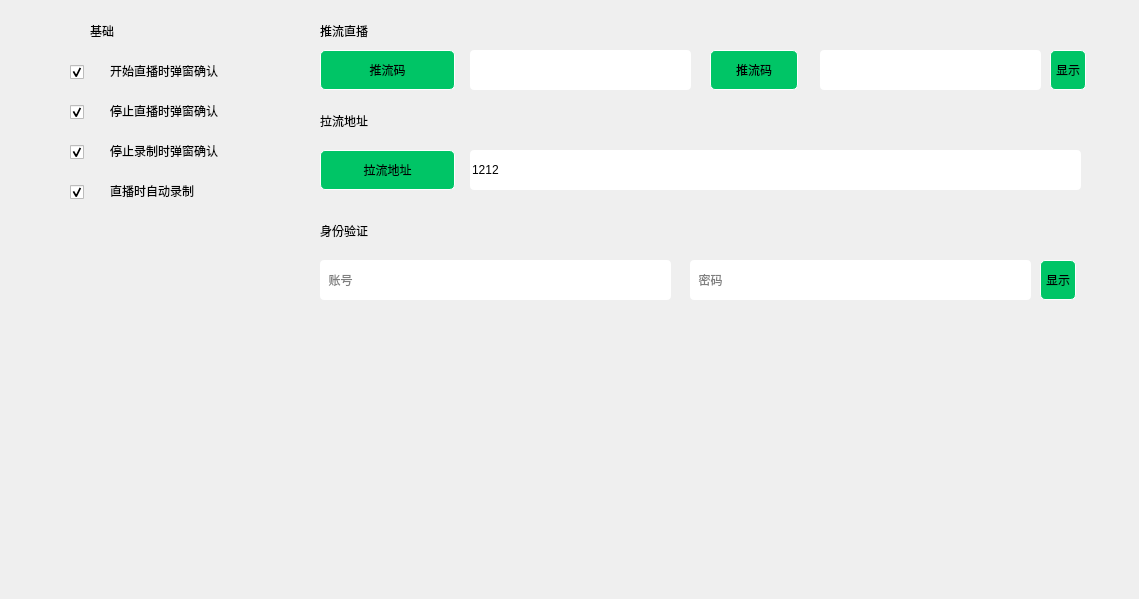
huangjingpei/myobs, file UI/gbs/bizWidgets/GBSBizSettingBasic.ui: the form before one commit.
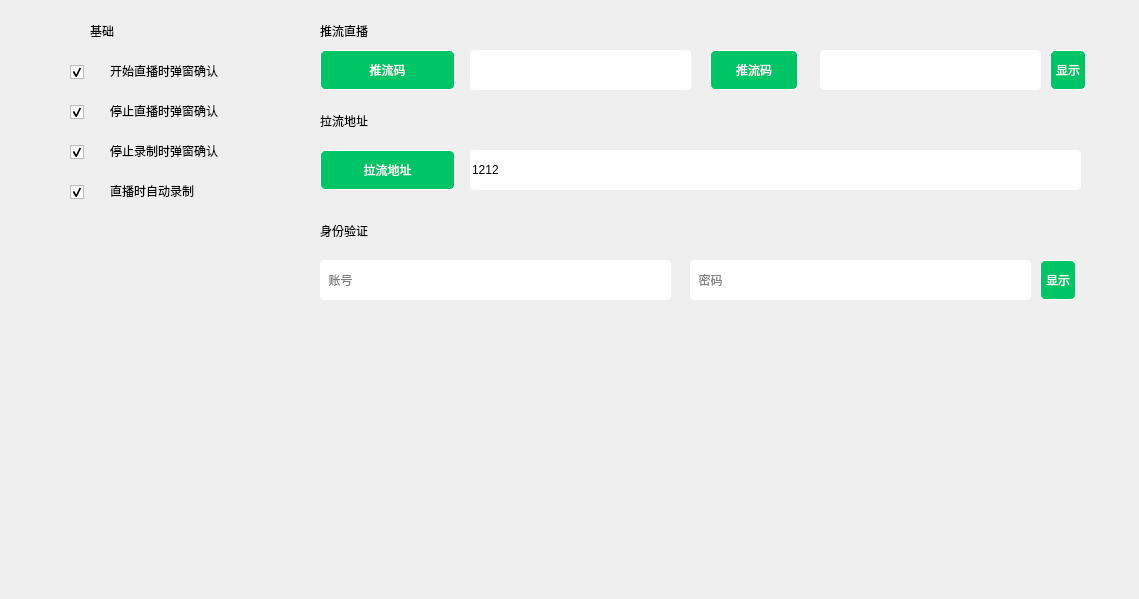
The form after the commit.

Commit message: add the gif when loading OBS basic settings.

What changed in the file:
```diff
--- a/UI/gbs/bizWidgets/GBSBizSettingBasic.ui
+++ b/UI/gbs/bizWidgets/GBSBizSettingBasic.ui
@@ -200,7 +200,9 @@
     <property name="styleSheet">
      <string notr="true">background-color:#00C566;
 border: 1px solid white;
-border-radius:5px;</string>
+border-radius:5px;
+font-size:12px;
+color:#FFFFFF</string>
     </property>
     <property name="text">
      <string>推流码</string>
@@ -218,7 +220,9 @@
     <property name="styleSheet">
      <string notr="true">background-color:#00C566;
 border: 1px solid white;
-border-radius:5px;</string>
+border-radius:5px;
+font-size:12px;
+color:#FFFFFF</string>
     </property>
     <property name="text">
      <string>推流码</string>
@@ -262,7 +266,9 @@
     <property name="styleSheet">
      <string notr="true">background-color:#00C566;
 border: 1px solid white;
-border-radius:5px;</string>
+border-radius:5px;
+font-size:12px;
+color:#FFFFFF</string>
     </property>
     <property name="text">
      <string>显示</string>
@@ -293,7 +299,9 @@
     <property name="styleSheet">
      <string notr="true">background-color:#00C566;
 border: 1px solid white;
-border-radius:5px;</string>
+border-radius:5px;
+font-size:12px;
+color:#FFFFFF</string>
     </property>
     <property name="text">
      <string>拉流地址</string>
@@ -375,7 +383,9 @@
     <property name="styleSheet">
      <string notr="true">background-color:#00C566;
 border: 1px solid white;
-border-radius:5px;</string>
+border-radius:5px;
+font-size:12px;
+color:#FFFFFF</string>
     </property>
     <property name="text">
      <string>显示</string>
```
The commit also changes 8 other files.
